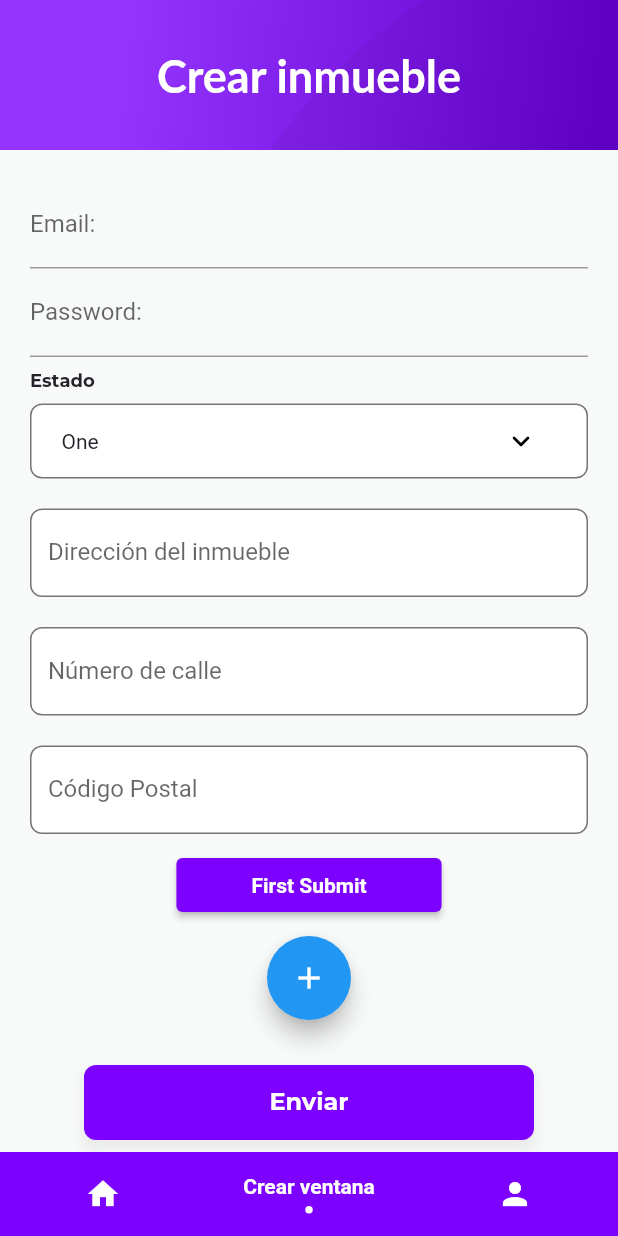
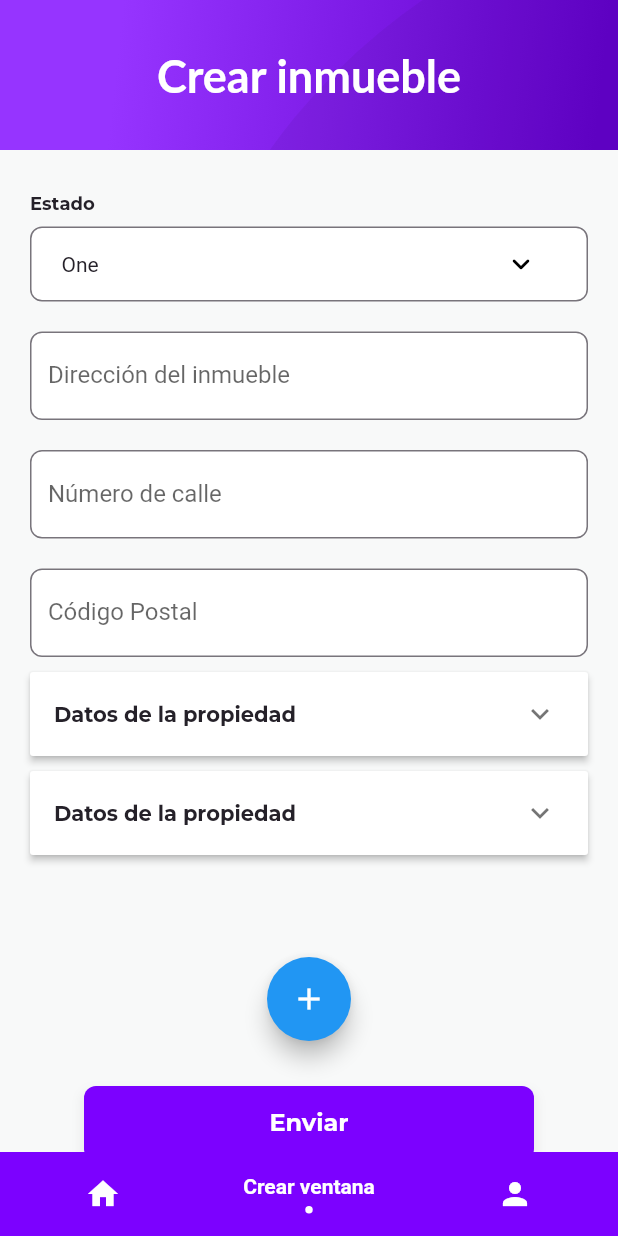
Before and after one commit to StevenRC2510/flutter-app, a Flutter app: the AnimatedBottomBar screen opened directly, item 2 of the bottom bar chosen, after a tap on the "add" icon, on a phone screen of 412 x 824 dp. Run offline on Flutter 3.47's test engine with Material 2 defaults, Android fonts, the phone set to English and light mode, and no system bars; our stand-ins replace flutter_signin_button, flutter_svg, font_awesome_flutter, image_picker, simple_animations; missing offline and left inert: amazon_cognito_identity_dart_2, dart:ffi, generic_bloc_provider; accounts and stored records are empty; network calls fail; Roboto replaces fonts that are missing (Lato); key blocks and very long unbroken strings in the code were emptied for the run.

Commit message:
form fields

```diff
--- a/lib/Windows/ui/screens/window_form.dart
+++ b/lib/Windows/ui/screens/window_form.dart
@@ -18,30 +18,36 @@ class AddWindowScreen extends StatefulWidget {
 }
 
 class _AddWindowScreen extends State<AddWindowScreen> {
-  late final String _countryState = "",
-      _address = "",
-      _numberAddress = "",
-      _zipCode = "",
-      _firstPhone = "",
-      _secondaryPhone = "",
-      _tower = "",
-      _floor = "",
-      _doorNumber = "",
-      _contactName = "";
-/*
-  late final String _countryState = "";
-  late final String _address = "";
-  late final String _numberAddress = "";
-  late final String _zipCode = "";
-  late final String _firstPhone = "";
-  late final String _secondaryPhone = "";
-  late final String _tower = "";
-  late final String _floor = "";
-  late final String _doorNumber = "";
-  late final String _contactName = "";*/
   final GlobalKey<FormState> _formKey = GlobalKey<FormState>();
   late String _email, _password;
   final List<Widget> _propertyInfoList = [];
+  final List<Widget> _propertyInfoList1 = [];
+
+  final controllerAddress = TextEditingController();
+  final controllerNumberAddress = TextEditingController();
+  final controllerZipCode = TextEditingController();
+
+  final controllerFirstPhone = TextEditingController();
+  final controllerSecondaryPhone = TextEditingController();
+  final controllerTower = TextEditingController();
+  final controllerFloor = TextEditingController();
+  final controllerDoorNumber = TextEditingController();
+  final controllerContactName = TextEditingController();
+
+  @override
+  void initState() {
+    super.initState();
+    setState(() {
+      _propertyInfoList1.add(new InfoPropertyFieldsForm(
+        controllerFirstPhone: controllerFirstPhone,
+        controllerSecondaryPhone: controllerSecondaryPhone,
+        controllerTower: controllerTower,
+        controllerFloor: controllerFloor,
+        controllerDoorNumber: controllerDoorNumber,
+        controllerContactName: controllerContactName,
+      ));
+    });
+  }
 
   @override
   Widget build(BuildContext context) {
@@ -52,28 +58,32 @@ class _AddWindowScreen extends State<AddWindowScreen> {
 
     void _addCardWidget() {
       setState(() {
-        _propertyInfoList.add(LocationFieldsForm(
-            countryState: _countryState,
-            address: _address,
-            numberAddress: _numberAddress,
-            zipCode: _zipCode));
+        _propertyInfoList1.add(new InfoPropertyFieldsForm(
+          controllerFirstPhone: controllerFirstPhone,
+          controllerSecondaryPhone: controllerSecondaryPhone,
+          controllerTower: controllerTower,
+          controllerFloor: controllerFloor,
+          controllerDoorNumber: controllerDoorNumber,
+          controllerContactName: controllerContactName,
+        ));
       });
     }
 
     void _onSubmit() {
       if (_formKey.currentState!.validate()) {
         _formKey.currentState!.save();
-        print(_address);
-        print(_numberAddress);
-        print(_zipCode);
+        final text1 = controllerAddress.text;
+        final text2 = controllerNumberAddress.text;
+
+        print("phoneeeee => $controllerFirstPhone");
+
         ScaffoldMessenger.of(context).showSnackBar(
-          SnackBar(content: Text('Processing Data: $_address => $_email => $_password')),
+          SnackBar(content: Text('Processing Data: => $text1 => $text2')),
         );
       }
     }
 
-    return SingleChildScrollView(
-      child: Column(
+    return Column(
       crossAxisAlignment: CrossAxisAlignment.start,
       children: <Widget>[
         Stack(
@@ -92,114 +102,27 @@ class _AddWindowScreen extends State<AddWindowScreen> {
         ),
         Container(
           padding: const EdgeInsets.all(20.0),
-            child: Column(
-              children: [
-                Form(
+          child: Form(
               key: _formKey,
               child: Column(
                 children: [
-                        TextFormField(
-                          decoration: InputDecoration(labelText: 'Email:'),
-                          onSaved: (input) => _email = input!,
+                  LocationFieldsForm(
+                      controllerAddress: controllerAddress,
+                      controllerNumberAddress: controllerNumberAddress,
+                      controllerZipCode: controllerZipCode),
+                  SizedBox(
+                    height: 200,
+                    child: ListView.builder(
+                        itemCount: _propertyInfoList1.length,
+                        itemBuilder: (BuildContext context, int index) {
+                          return _propertyInfoList1[index];
+                        }),
                   ),
-                        TextFormField(
-                          decoration: InputDecoration(labelText: 'Password:'),
-                          onSaved: (input) => _password = input!,
-                          obscureText: true,
-                        ),
-                        LocationFieldsForm(
-                            countryState: _countryState,
-                            address: _address,
-                            numberAddress: _numberAddress,
-                            zipCode: _zipCode
-                        ),
-                        /* InfoPropertyFieldsForm(
-                            firstPhone: _firstPhone,
-                            secondaryPhone: _secondaryPhone,
-                            tower: _tower,
-                            floor: _floor,
-                            doorNumber: _doorNumber,
-                            contactName: _contactName),
-                        /**/
-                        _buildAddress(),*/
-                        Padding(
-                          padding: const EdgeInsets.all(10),
-                          child: ElevatedButton(
-                            onPressed: () => _onSubmit(),
-                            child: const Text('First Submit'),
-                            style: ElevatedButton.styleFrom(
-                                primary: const Color(0xFF7C01FF),
-                                padding: const EdgeInsets.symmetric(
-                                    horizontal: 50, vertical: 5),
-                                textStyle: const TextStyle(
-                                    fontSize: 14, fontWeight: FontWeight.bold)),
-                          ),
-                        ),
-                        /*
-                        Padding(
-                            padding: const EdgeInsets.all(10),
-                            child: Container(
-                              width: 300.0,
-                              height: 50.0,
-                              child: RaisedButton(
-                                color: const Color(0xFF7C01FF),
-                                onPressed: () {
-                                  if (_formKey.currentState!.validate()) {
-                                    _formKey.currentState!.save();
-
-                                    Scaffold.of(context).showSnackBar(SnackBar(
-                                        content: Text(
-                                            'Email: $_address and Password $_zipCode')));
-                                    print(_formKey.currentState);
-                                  }
-                                },
-                                child: const Text(
-                                  'Submit',
-                                  style: TextStyle(color: Colors.white),
-                                ),
-                                shape: RoundedRectangleBorder(
-                                    borderRadius: BorderRadius.circular(8.0),
-                                    side: const BorderSide(
-                                        color: Colors.deepPurpleAccent)),
-                              ),
-                            )),*/
-                      ],
-                    )),
                   FloatingActionButton(
                     onPressed: _addCardWidget,
                     tooltip: 'Add',
                     child: Icon(Icons.add),
                   ),
-                /*
-                const Dropdown(label: "Estado"),
-                TextInput(
-                  label: "Dirección del inmueble",
-                  hintText: "ingresa la dirección del inmueble",
-                  inputType: TextInputType.text,
-                  maxLines: 1,
-                  controller: _controllerTitlePlace,
-                ),
-                TextInput(
-                  label: "Número de calle",
-                  hintText: "ingresa el numero de calle del inmueble",
-                  inputType: TextInputType.text,
-                  maxLines: 1,
-                  controller: _controllerTitlePlace,
-                ),
-                TextInput(
-                  label: "Código Postal",
-                  hintText: "ingresa el código postal",
-                  inputType: TextInputType.text,
-                  maxLines: 1,
-                  controller: _controllerTitlePlace,
-                ),
-                TextInput(
-                  //Description
-                  hintText: "Description",
-                  inputType: TextInputType.multiline,
-                  maxLines: 4,
-                  controller: _controllerDescriptionPlace,
-                ),*/
                   Container(
                     alignment: Alignment.center,
                     child: Button(
@@ -208,12 +131,12 @@ class _AddWindowScreen extends State<AddWindowScreen> {
                         width: 300.0,
                         height: 50.0,
                         color: const Color(0xFF7C01FF),
-                        textColor: Colors.white))
+                        textColor: Colors.white),
+                  )
                 ],
-            ),
+              )),
         ),
       ],
-      ),
     );
   }
 }
--- a/lib/Windows/ui/widgets/info_property_fields_form.dart
+++ b/lib/Windows/ui/widgets/info_property_fields_form.dart
@@ -7,21 +7,28 @@ import 'package:hermes_app/widgets/text_form_input.dart';
 import 'package:hermes_app/User/ui/widgets/circle_button.dart';
 
 class InfoPropertyFieldsForm extends StatefulWidget {
-  final String firstPhone;
-  final String secondaryPhone;
-  final String tower;
-  final String floor;
-  final String doorNumber;
-  final String contactName;
+  // final String firstPhone;
+  // final String secondaryPhone;
+  // final String tower;
+  // final String floor;
+  // final String doorNumber;
+  // final String contactName;
+
+  final TextEditingController controllerFirstPhone;
+  final TextEditingController controllerSecondaryPhone;
+  final TextEditingController controllerTower;
+  final TextEditingController controllerFloor;
+  final TextEditingController controllerDoorNumber;
+  final TextEditingController controllerContactName;
 
   const InfoPropertyFieldsForm({
     Key? key,
-    required this.firstPhone,
-    this.secondaryPhone = "",
-    this.tower = "",
-    this.floor = "",
-    this.doorNumber = "",
-    this.contactName = "",
+    required this.controllerFirstPhone,
+    required this.controllerSecondaryPhone,
+    required this.controllerTower,
+    required this.controllerFloor,
+    required this.controllerDoorNumber,
+    required this.controllerContactName,
   }) : super(key: key);
   @override
   _InfoPropertyFieldsForm createState() {
@@ -31,11 +38,11 @@ class InfoPropertyFieldsForm extends StatefulWidget {
 
 class _InfoPropertyFieldsForm extends State<InfoPropertyFieldsForm> {
   bool _expanded = false;
-  final _controllerPhone = TextEditingController();
-  final _controllerSecondaryPhone = TextEditingController();
-  final _controllerTower = TextEditingController();
-  final _controllerDoorNumber = TextEditingController();
-  final _controllerContactName = TextEditingController();
+  // final _controllerPhone = TextEditingController();
+  // final _controllerSecondaryPhone = TextEditingController();
+  // final _controllerTower = TextEditingController();
+  // final _controllerDoorNumber = TextEditingController();
+  // final _controllerContactName = TextEditingController();
 
 /*class InfoPropertyFieldsForm extends StatelessWidget {*/
   /*final String firstPhone;
@@ -63,60 +70,33 @@ class _InfoPropertyFieldsForm extends State<InfoPropertyFieldsForm> {
   }
 
   Widget _buildFirstPhone() {
-    final _controllerTitlePlace = TextEditingController();
-
     return Padding(
       padding: const EdgeInsets.all(10),
       child: TextFormInput(
         label: "Teléfono",
         error: "Digite el Teléfono",
-        controller: _controllerPhone,
+        controller: widget.controllerFirstPhone,
       ),
-      /*
-      TextInput(
-        label: "Teléfono",
-        hintText: "Digite el Teléfono",
-        inputType: TextInputType.text,
-        maxLines: 1,
-        controller: _controllerTitlePlace,
-      ),*/
     );
   }
 
   Widget _buildSecondaryPhone() {
-    final _controllerTitlePlace = TextEditingController();
-
     return Padding(
       padding: const EdgeInsets.all(10),
       child: TextFormInput(
           label: "Teléfono secundario",
           error: "",
-          controller: _controllerSecondaryPhone),
-      /*
-      TextInput(
-        label: "Teléfono secundario",
-        hintText: "ingresa el Teléfono secundario",
-        inputType: TextInputType.text,
-        maxLines: 1,
-        controller: _controllerTitlePlace,
-      ),*/
+          controller: widget.controllerSecondaryPhone),
     );
   }
 
   Widget _buildTower() {
-    final _controllerTitlePlace = TextEditingController();
-
     return Padding(
       padding: const EdgeInsets.all(10),
       child: TextFormInput(
-          label: "Interior/Torre", error: "", controller: _controllerTower),
-      /*TextInput(
-        label: "Interior/Torre",
-        hintText: "Digite el interior/torre",
-        inputType: TextInputType.text,
-        maxLines: 1,
-        controller: _controllerTitlePlace,
-      ),*/
+          label: "Interior/Torre",
+          error: "",
+          controller: widget.controllerTower),
     );
   }
 
@@ -135,34 +115,17 @@ class _InfoPropertyFieldsForm extends State<InfoPropertyFieldsForm> {
       child: TextFormInput(
           label: "Número del inmueble",
           error: "",
-          controller: _controllerDoorNumber),
-      /*TextInput(
-        label: "Número del inmueble",
-        hintText: "Digite el número del inmueble",
-        inputType: TextInputType.text,
-        maxLines: 1,
-        controller: _controllerTitlePlace,
-      ),*/
+          controller: widget.controllerDoorNumber),
     );
   }
 
   Widget _buildContactName() {
-    final _controllerTitlePlace = TextEditingController();
-
     return Padding(
       padding: const EdgeInsets.all(10),
       child: TextFormInput(
           label: "Nombre del contacto",
           error: "",
-          controller: _controllerContactName),
-      /*
-      TextInput(
-        label: "Nombre del contacto",
-        hintText: "Digite el nombre del contacto",
-        inputType: TextInputType.text,
-        maxLines: 1,
-        controller: _controllerTitlePlace,
-      ),*/
+          controller: widget.controllerContactName),
     );
   }
 
--- a/lib/Windows/ui/widgets/location_fields_form.dart
+++ b/lib/Windows/ui/widgets/location_fields_form.dart
@@ -5,21 +5,28 @@ import 'package:hermes_app/widgets/text_input.dart';
 import 'package:hermes_app/widgets/text_form_input.dart';
 
 class LocationFieldsForm extends StatelessWidget {
-  final String countryState;
-  final String address;
-  final String numberAddress;
-  final String zipCode;
+  // final String countryState;
+  // final String address;
+  // final String numberAddress;
+  // final String zipCode;
 
-  final _controllerAddress = TextEditingController();
-  final _controllerNumberAddress = TextEditingController();
-  final _controllerZipCode = TextEditingController();
+  // final _controllerAddress = TextEditingController();
+  // final _controllerNumberAddress = TextEditingController();
+  // final _controllerZipCode = TextEditingController();
+
+  final TextEditingController controllerAddress;
+  final TextEditingController controllerNumberAddress;
+  final TextEditingController controllerZipCode;
 
   LocationFieldsForm({
     Key? key,
-    required this.countryState,
-    required this.address,
-    required this.numberAddress,
-    required this.zipCode,
+    required this.controllerAddress,
+    required this.controllerNumberAddress,
+    required this.controllerZipCode,
+    // required this.countryState,
+    // required this.address,
+    // required this.numberAddress,
+    // required this.zipCode,
   }) : super(key: key);
 
   Widget _buildCountryState() {
@@ -29,63 +36,34 @@ class LocationFieldsForm extends StatelessWidget {
   }
 
   Widget _buildAddress() {
-    final _controllerTitlePlace = TextEditingController();
-
     return Padding(
       padding: const EdgeInsets.only(top: 20),
       child: TextFormInput(
           label: "Dirección del inmueble",
           error: "Digite la dirección del inmueble",
-          controller: _controllerAddress),
-      /*
-      TextInput(
-        label: "Dirección del inmueble",
-        hintText: "ingresa la dirección del inmueble",
-        inputType: TextInputType.text,
-        maxLines: 1,
-        controller: _controllerTitlePlace,
-      ),*/
+          controller: controllerAddress),
     );
   }
 
   Widget _buildNumberAddress() {
-    final _controllerTitlePlace = TextEditingController();
     return Padding(
       padding: const EdgeInsets.only(top: 20),
       child: TextFormInput(
           label: "Número de calle",
           error: "Digite el número de calle del inmueble",
           keyboardType: TextInputType.streetAddress,
-          controller: _controllerNumberAddress),
-      /*
-      TextInput(
-        label: "Número de calle",
-        hintText: "Digite el número de calle del inmueble",
-        inputType: TextInputType.text,
-        maxLines: 1,
-        controller: _controllerTitlePlace,
-      ),*/
+          controller: controllerNumberAddress),
     );
   }
 
   Widget _buildZipCode() {
-    final _controllerTitlePlace = TextEditingController();
-
     return Padding(
       padding: const EdgeInsets.only(top: 20),
       child: TextFormInput(
           label: "Código Postal",
           error: "Digite el código postal",
           keyboardType: TextInputType.number,
-          controller: _controllerZipCode),
-      /*
-      TextInput(
-        label: "Código Postal",
-        hintText: "Digite el código postal",
-        inputType: TextInputType.text,
-        maxLines: 1,
-        controller: _controllerTitlePlace,
-      ),*/
+          controller: controllerZipCode),
     );
   }
 
```
Also changed, not shown: lib/User/ui/widgets/google_sign_in.dart (added). Lines whose indentation alone changed are shown as unchanged.
